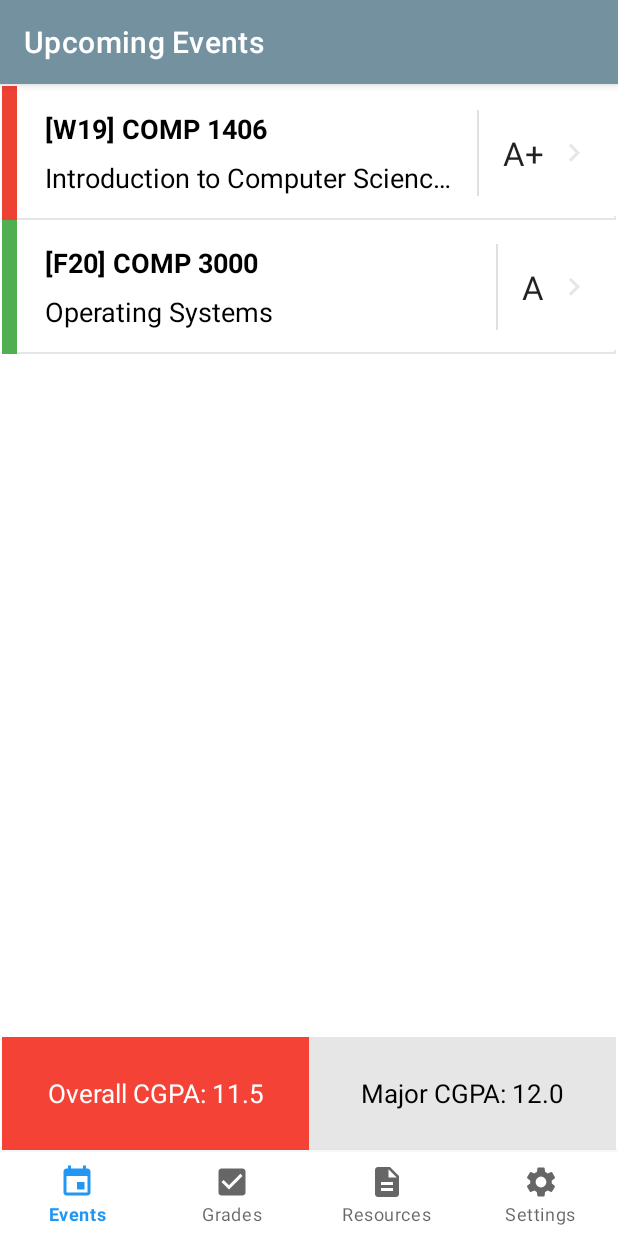
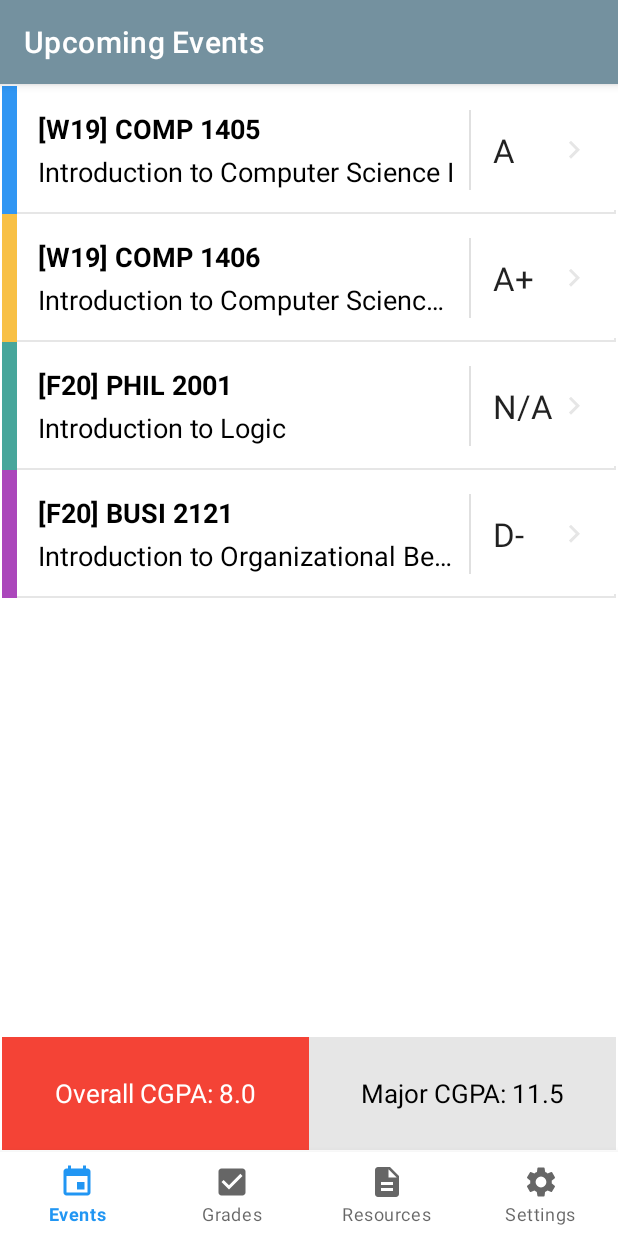
Before and after one commit to ScienceStudentSuccessCentre/SSSC-Android-app, an Android app: the fragment CalculatorFragment placed in its activity, on a phone screen of 412 x 824 dp. Run offline under Robolectric (Android 15) with nearby library versions, the phone set to English and light mode, and no system bars; our stand-ins replace Room's generated code, Volley; libraries missing offline, so code that uses them is left out: com.facebook.stetho; network calls fail; 1 statement that could not run was skipped.

Commit message:
Fix UI and alignment

```diff
--- a/app/src/main/java/ghelani/kshamina/sssc_android_app/grades/calculator/CalculatorFragment.java
+++ b/app/src/main/java/ghelani/kshamina/sssc_android_app/grades/calculator/CalculatorFragment.java
@@ -1,7 +1,5 @@
 package ghelani.kshamina.sssc_android_app.grades.calculator;
 
-import android.app.Activity;
-import android.arch.persistence.room.Room;
 import android.content.SharedPreferences;
 import android.os.Bundle;
 import android.preference.PreferenceManager;
@@ -38,7 +36,17 @@ public class CalculatorFragment extends Fragment {
     private CoursesAdapter adapter;
     private RecyclerView.LayoutManager layoutManager;
 
-    SharedPreferences preferences;
+    SharedPreferences preferences;  // TODO Show/hide in-progress courses
+
+    private View.OnClickListener onItemClickListener = new View.OnClickListener() {
+        @Override
+        public void onClick(View view) {
+            RecyclerView.ViewHolder viewHolder = (RecyclerView.ViewHolder) view.getTag();
+            int position = viewHolder.getAdapterPosition();
+            Course course = courseList.get(position);
+            openCourseSingle(course, view);
+        }
+    };
 
     @Nullable
     @Override
@@ -57,7 +65,7 @@ public class CalculatorFragment extends Fragment {
         layoutManager = new LinearLayoutManager(getActivity());
         recyclerView.setLayoutManager(layoutManager);
         recyclerView.setAdapter(adapter);
-//        adapter.setOnItemClickListener(onItemClickListener);  TODO Add action listener
+        adapter.setOnItemClickListener(onItemClickListener);
 
         calculatedOverallCGPA = calculatorView.findViewById(R.id.calculatorCalculatedOverallCGPA);
         calculatedMajorCGPA = calculatorView.findViewById(R.id.calculatorCalculatedMajorCGPA);
@@ -89,6 +97,14 @@ public class CalculatorFragment extends Fragment {
                 Term dummyTerm1 = new Term(Term.Season.WINTER, "2019");  // To satisfy foreign key constraint
                 Term dummyTerm2 = new Term(Term.Season.FALL, "2020");
                 Course dummyCourse1 = new Course(
+                        "Introduction to Computer Science I",
+                        "COMP 1405",
+                        0.5,
+                        true,
+                        "A",
+                        dummyTerm1.termId
+                );
+                Course dummyCourse2 = new Course(
                         "Introduction to Computer Science II",
                         "COMP 1406",
                         0.5,
@@ -96,12 +112,20 @@ public class CalculatorFragment extends Fragment {
                         "A+",
                         dummyTerm1.termId
                 );
-                Course dummyCourse2 = new Course(
-                        "Operating Systems",
-                        "COMP 3000",
+                Course dummyCourse3 = new Course(
+                        "Introduction to Logic",
+                        "PHIL 2001",
                         0.5,
                         false,
-                        "A",
+                        null,
+                        dummyTerm2.termId
+                );
+                Course dummyCourse4 = new Course(
+                        "Introduction to Organizational Behaviour",
+                        "BUSI 2121",
+                        0.5,
+                        false,
+                        "D-",
                         dummyTerm2.termId
                 );
 
@@ -114,6 +138,8 @@ public class CalculatorFragment extends Fragment {
                 termDao.insertTerm(dummyTerm2);
                 courseDao.insertCourse(dummyCourse1);
                 courseDao.insertCourse(dummyCourse2);
+                courseDao.insertCourse(dummyCourse3);
+                courseDao.insertCourse(dummyCourse4);
 
                 courseList.addAll(courseDao.getAllCourses());
 
@@ -140,4 +166,8 @@ public class CalculatorFragment extends Fragment {
         calculatedMajorCGPA.setText(String.format(Locale.CANADA, "Major CGPA: %.1f", overallMajorCGPA));
     }
 
+    private void openCourseSingle(Course course, View view) {
+        // TODO implement
+    }
+
 }
--- a/app/src/main/java/ghelani/kshamina/sssc_android_app/grades/calculator/CoursesAdapter.java
+++ b/app/src/main/java/ghelani/kshamina/sssc_android_app/grades/calculator/CoursesAdapter.java
@@ -44,7 +44,7 @@ public class CoursesAdapter extends RecyclerView.Adapter<CoursesAdapter.MyViewHo
         // Fill in TextFields (leaving term as ...)
         holder.courseRowCode.setText(String.format(Locale.CANADA, "[...] %s", course.courseCode));
         holder.courseRowName.setText(course.courseName);
-        holder.letterGrade.setText(course.courseFinalGrade);
+        holder.letterGrade.setText(course.courseFinalGrade == null ? "N/A" : course.courseFinalGrade);
 
         // Retrieve term from database
         Thread getTermThread = new Thread(new Runnable() {
--- a/app/src/main/res/layout/course_row.xml
+++ b/app/src/main/res/layout/course_row.xml
@@ -1,6 +1,7 @@
 <?xml version="1.0" encoding="utf-8"?>
 <android.support.constraint.ConstraintLayout xmlns:android="http://schemas.android.com/apk/res/android"
     xmlns:app="http://schemas.android.com/apk/res-auto"
+    xmlns:tools="http://schemas.android.com/tools"
     android:layout_width="match_parent"
     android:layout_height="wrap_content"
     android:background="@drawable/border_bottom">
@@ -23,19 +24,13 @@
         android:orientation="vertical"
         app:layout_constraintGuide_begin="8dp" />
 
-    <android.support.constraint.Guideline
-        android:id="@+id/guideline"
-        android:layout_width="wrap_content"
-        android:layout_height="wrap_content"
-        android:orientation="vertical"
-        app:layout_constraintGuide_percent="0.07" />
-
     <TextView
         android:id="@+id/courseRowCode"
         android:layout_width="0dp"
         android:layout_height="wrap_content"
+        android:layout_marginStart="16dp"
         android:layout_marginTop="16dp"
-        android:layout_marginEnd="16dp"
+        android:layout_marginEnd="8dp"
         android:layout_toEndOf="@+id/dates"
         android:ellipsize="end"
         android:gravity="center_vertical"
@@ -44,16 +39,17 @@
         android:textColor="@android:color/black"
         android:textSize="18sp"
         android:textStyle="bold"
-        app:layout_constraintEnd_toStartOf="@+id/divider"
-        app:layout_constraintStart_toStartOf="@+id/guideline"
+        app:layout_constraintEnd_toStartOf="@+id/guideline5"
+        app:layout_constraintStart_toStartOf="@+id/guideline4"
         app:layout_constraintTop_toTopOf="parent" />
 
     <TextView
         android:id="@+id/courseRowName"
         android:layout_width="0dp"
         android:layout_height="wrap_content"
-        android:layout_marginTop="8dp"
-        android:layout_marginEnd="16dp"
+        android:layout_marginStart="16dp"
+        android:layout_marginTop="4dp"
+        android:layout_marginEnd="8dp"
         android:layout_marginBottom="16dp"
         android:ellipsize="end"
         android:gravity="center_vertical"
@@ -62,8 +58,8 @@
         android:textColor="@android:color/black"
         android:textSize="18sp"
         app:layout_constraintBottom_toBottomOf="parent"
-        app:layout_constraintEnd_toStartOf="@+id/divider"
-        app:layout_constraintStart_toStartOf="@+id/guideline"
+        app:layout_constraintEnd_toStartOf="@+id/guideline5"
+        app:layout_constraintStart_toStartOf="@+id/guideline4"
         app:layout_constraintTop_toBottomOf="@+id/courseRowCode" />
 
     <View
@@ -71,22 +67,22 @@
         android:layout_width="1dp"
         android:layout_height="0dp"
         android:layout_marginTop="16dp"
-        android:layout_marginEnd="16dp"
         android:layout_marginBottom="16dp"
         android:background="?android:attr/listDivider"
         app:layout_constraintBottom_toBottomOf="parent"
-        app:layout_constraintEnd_toStartOf="@+id/courseRowGrade"
-        app:layout_constraintTop_toTopOf="parent" />
+        app:layout_constraintStart_toStartOf="@+id/guideline5"
+        app:layout_constraintTop_toTopOf="parent"
+        app:layout_constraintVertical_bias="0.0" />
 
     <TextView
         android:id="@+id/courseRowGrade"
         android:layout_width="wrap_content"
         android:layout_height="wrap_content"
-        android:layout_marginEnd="8dp"
+        android:layout_marginStart="16dp"
         android:text="A+"
         android:textAppearance="@style/TextAppearance.AppCompat.Large"
         app:layout_constraintBottom_toBottomOf="parent"
-        app:layout_constraintEnd_toStartOf="@+id/send_icon"
+        app:layout_constraintStart_toStartOf="@+id/guideline5"
         app:layout_constraintTop_toTopOf="parent"
         app:layout_constraintVertical_bias="0.505" />
 
@@ -103,6 +99,11 @@
         app:layout_constraintEnd_toEndOf="parent"
         app:layout_constraintTop_toTopOf="parent" />
 
-<!--    TODO make vertical bar align left to text -->
+    <android.support.constraint.Guideline
+        android:id="@+id/guideline5"
+        android:layout_width="wrap_content"
+        android:layout_height="wrap_content"
+        android:orientation="vertical"
+        app:layout_constraintGuide_percent="0.76" />
 
 </android.support.constraint.ConstraintLayout>
```
